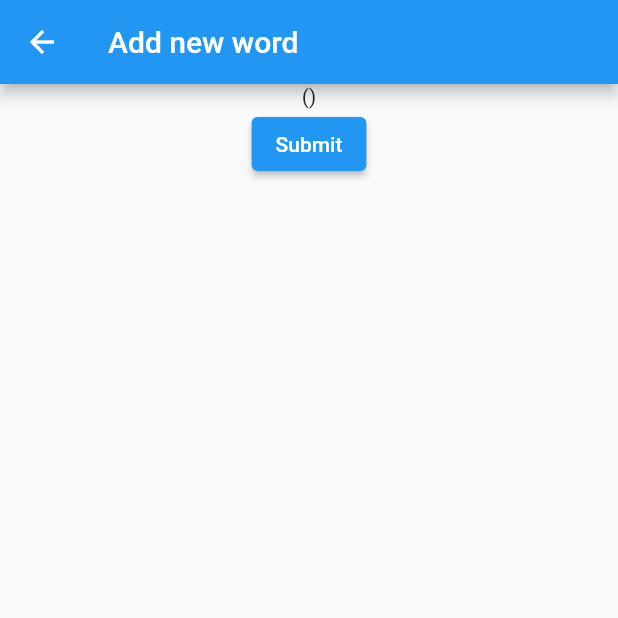
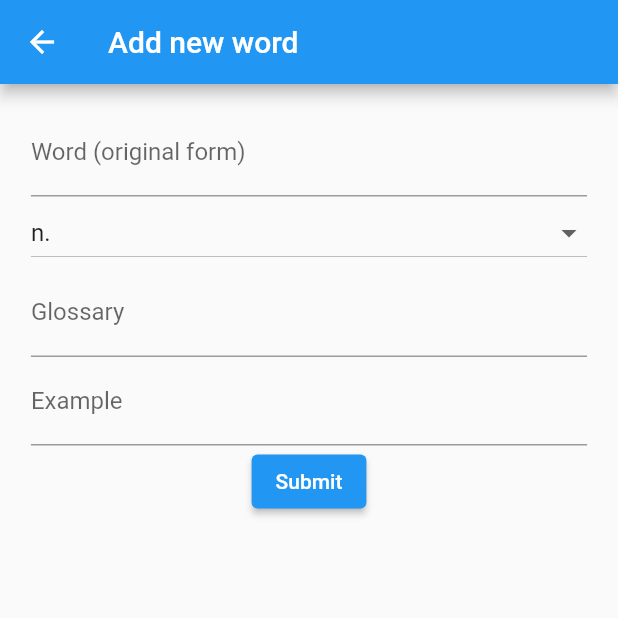
Before and after one commit to lll-jy/flutter-trial, a Flutter app: the NewWordPage screen opened directly with empty values, on a phone screen of 412 x 824 dp, the top half of it. Run offline on Flutter 3.47's test engine with Material 2 defaults, Android fonts, the phone set to English and light mode, and no system bars.

Commit message:
Form basics

```diff
--- a/lib/components/NewWordPage.dart
+++ b/lib/components/NewWordPage.dart
@@ -12,6 +12,14 @@ class NewWordPage extends StatefulWidget {
 }
 
 class _NewWordPageState extends State<NewWordPage> {
+  String word;
+  Speech speech = Speech.n;
+  String glossary;
+  String example;
+  DateTime createdAt;
+  DateTime lastReviewAt;
+  List<Category> categories;
+
   @override
   Widget build(BuildContext context) {
     return Scaffold(
@@ -19,10 +27,63 @@ class _NewWordPageState extends State<NewWordPage> {
           title: Text('Add new word')
       ),
       body: Center(
+        child: FractionallySizedBox(
+          widthFactor: 0.9,
           child: Column(
             children: <Widget>[
-            Text(
-              widget.words.map((e) => e.word).toString()
+              Text(''), // Placeholder
+              TextField(
+                decoration: InputDecoration(
+                  labelText: 'Word (original form)'
+                ),
+                onChanged: (String value) {
+                  setState(() {
+                    word = value;
+                  });
+                },
+              ),
+              FractionallySizedBox(
+                widthFactor: 1,
+                child: DropdownButton<String>(
+                  value: Word.speechToStr(speech),
+                  hint: Text('Select a speech of word'),
+                  isExpanded: true,
+                  onChanged: (String newSpeech) {
+                    setState(() {
+                      speech = Word.strToSpeech(newSpeech);
+                    });
+                  },
+                  items: <String>['n.', 'v.', 'adj.', 'adv.', 'article', 'pron.',
+                    'prep.', 'conj.', 'interj.']
+                      .map<DropdownMenuItem<String>>((e) => DropdownMenuItem(
+                      value: e,
+                      child: Text(e)
+                  )).toList()
+                ),
+              ),
+              TextField(
+                decoration: InputDecoration(
+                    labelText: 'Glossary'
+                ),
+                onChanged: (String value) {
+                  setState(() {
+                    glossary = value;
+                  });
+                },
+                maxLines: 5,
+                minLines: 1,
+              ),
+              TextField(
+                decoration: InputDecoration(
+                  labelText: 'Example'
+                ),
+                onChanged: (String value) {
+                  setState(() {
+                    example = value;
+                  });
+                },
+                maxLines: 5,
+                minLines: 1,
               ),
               ElevatedButton(
                   onPressed: () {
@@ -31,6 +92,7 @@ class _NewWordPageState extends State<NewWordPage> {
                   child: Text('Submit')
               )
             ],
+          )
         ),
       ),
     );
```
Lines whose indentation alone changed are shown as unchanged.
